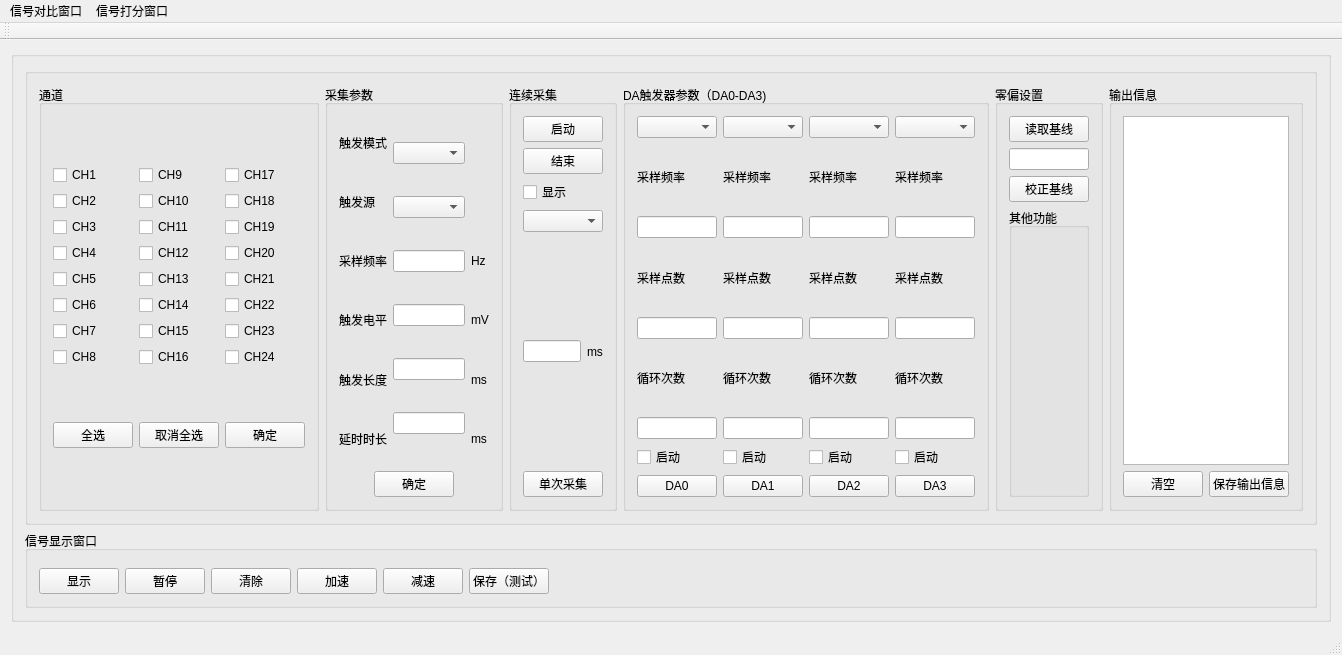
Before: the Qt Designer form HectoBioWindow.ui in FakeItUtillMakeIt/HectoBioWindow, drawn with Qt 5.
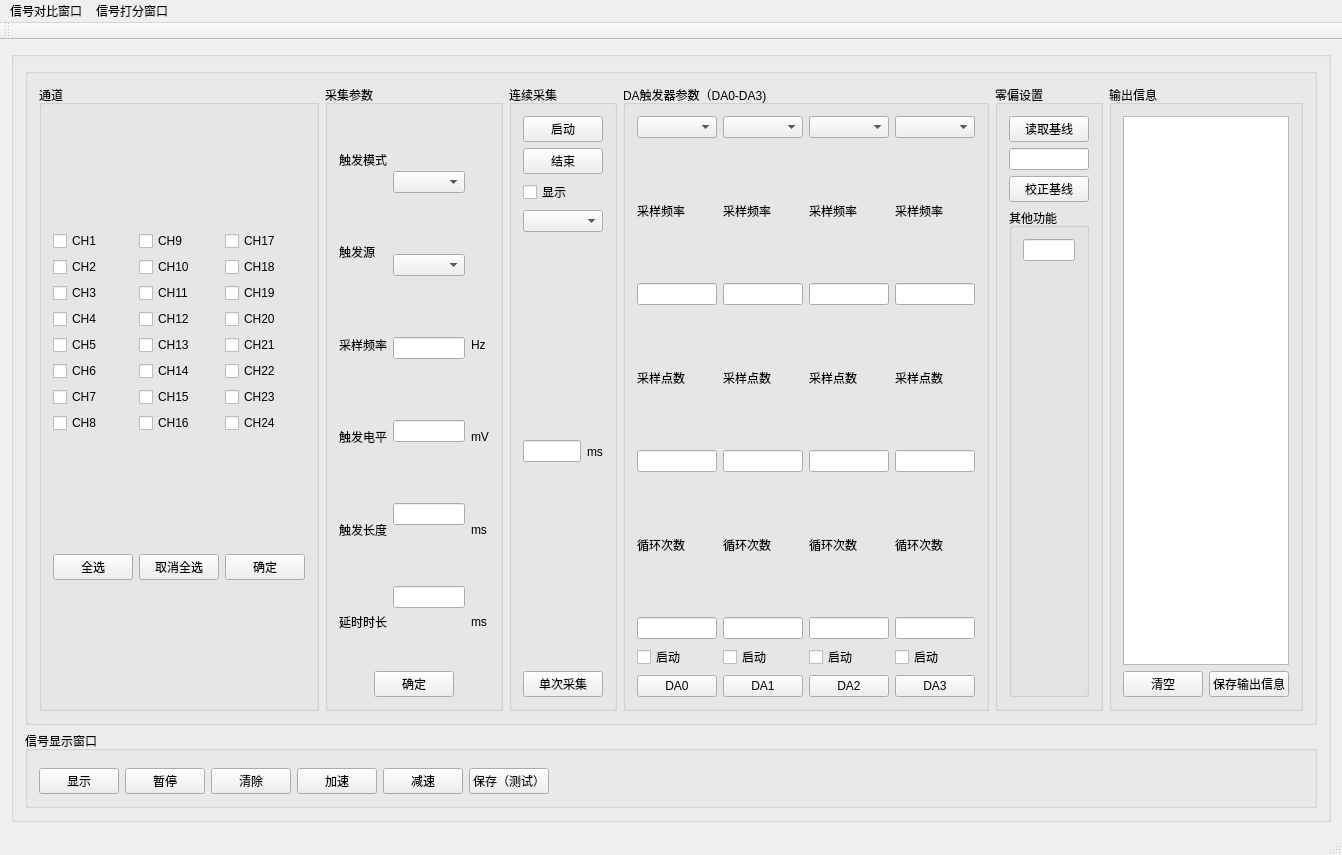
After: the same form once the commit is applied. Icons and pictures are not drawn. Custom widgets are drawn as their Qt base class.

What changed in the file:
```diff
--- a/HectoBioWindow.ui
+++ b/HectoBioWindow.ui
@@ -6,8 +6,8 @@
    <rect>
     <x>0</x>
     <y>0</y>
-    <width>1255</width>
-    <height>655</height>
+    <width>1334</width>
+    <height>855</height>
    </rect>
   </property>
   <property name="windowTitle">
@@ -748,6 +748,9 @@
                   <string>其他功能</string>
                  </property>
                  <layout class="QVBoxLayout" name="verticalLayout_18">
+                  <item>
+                   <widget class="QLineEdit" name="da_offset_voltage"/>
+                  </item>
                   <item>
                    <spacer name="verticalSpacer">
                     <property name="orientation">
```
Left out of the diff: 5 changed lines with no effect on the pictures.
